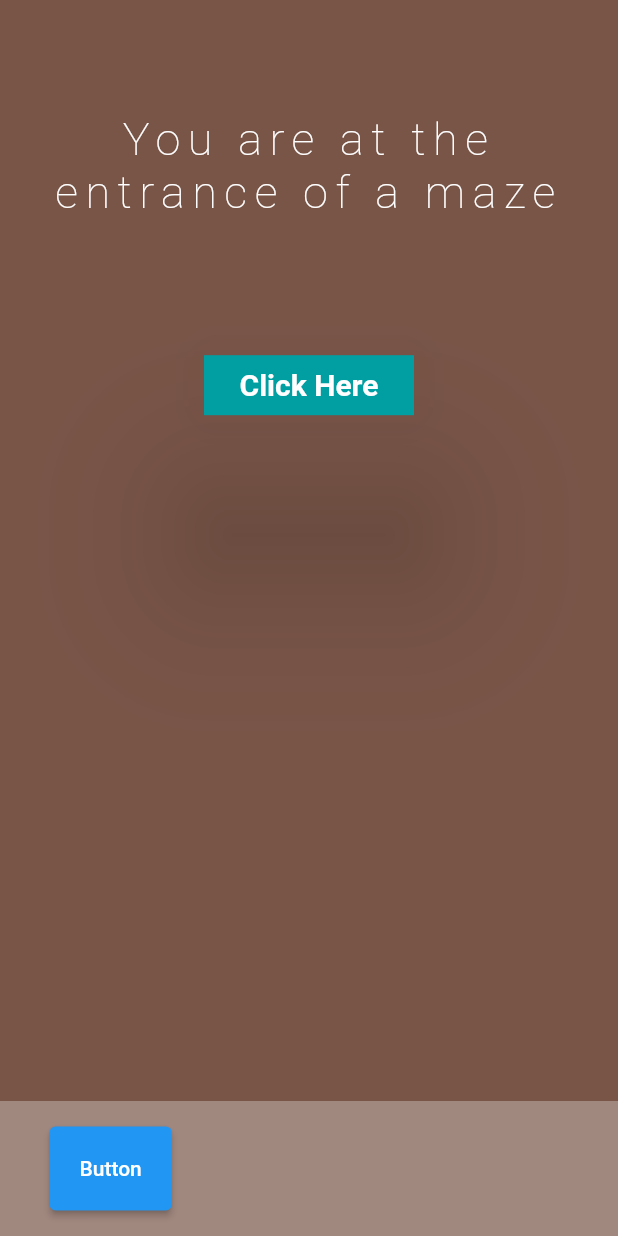
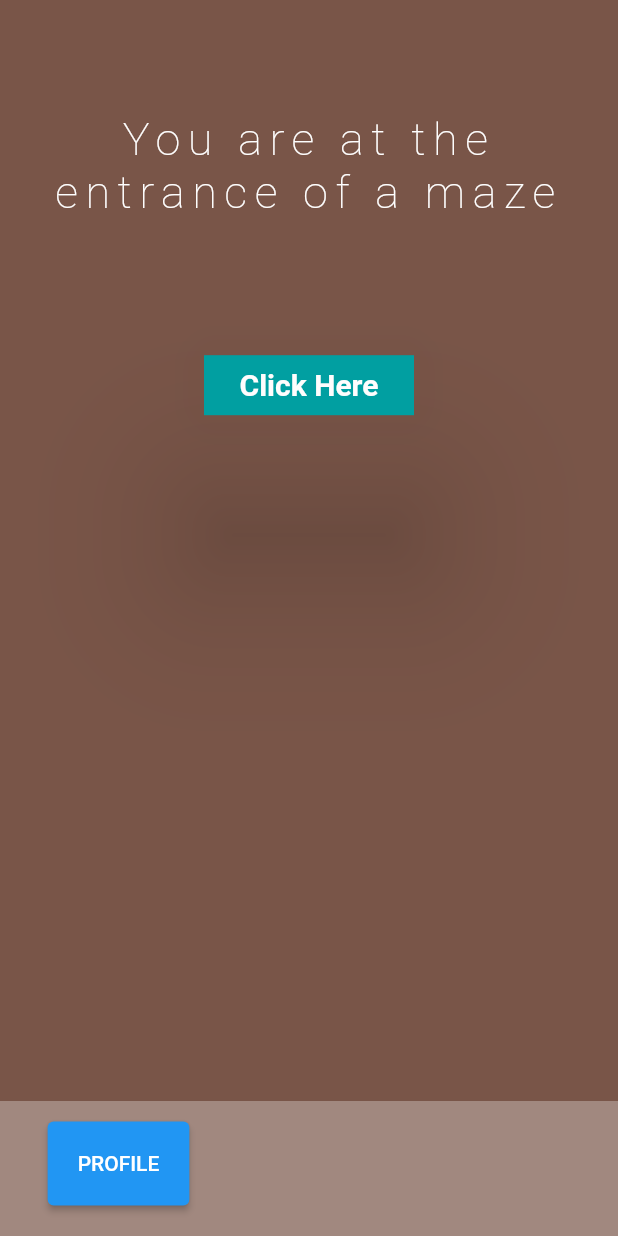
Before and after one commit to RhysRoo/UniFlutterProject, a Flutter app: the screen it shows after launch, on a phone screen of 412 x 824 dp. Run offline on Flutter 3.47's test engine with Material 2 defaults, Android fonts, the phone set to English and light mode, and no system bars.

Commit message:
app_bar_with_profile_button

```diff
--- a/lib/main.dart
+++ b/lib/main.dart
@@ -142,14 +142,14 @@ class MyFlutterState extends State<MyFlutterApp> {
                   child: Stack(
                     children: [
                       Align(
-                        alignment: const Alignment(-0.8, 0.0),
+                        alignment: const Alignment(-0.8, -0.2),
                         child: ElevatedButton(
                           onPressed: () {},
                           style: ElevatedButton.styleFrom(
                             padding: const EdgeInsets.symmetric(
                                 vertical: 20, horizontal: 20),
                           ),
-                          child: const Text("Button"),
+                          child: const Text("PROFILE"),
                         ),
                       )
                     ],
```
